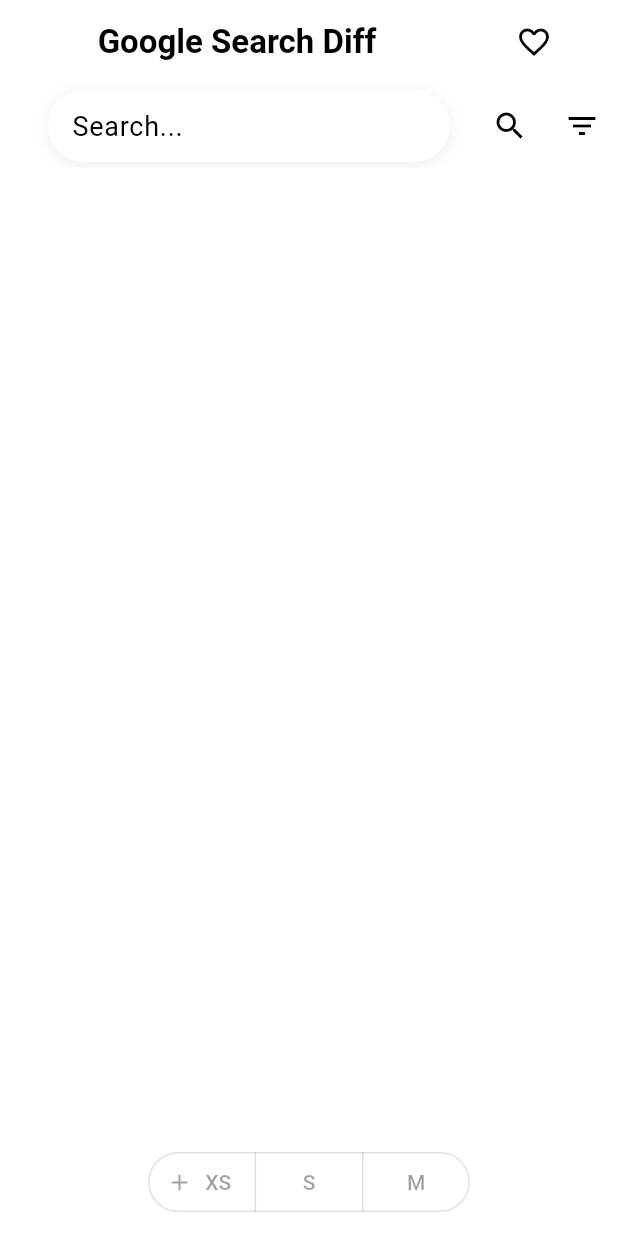
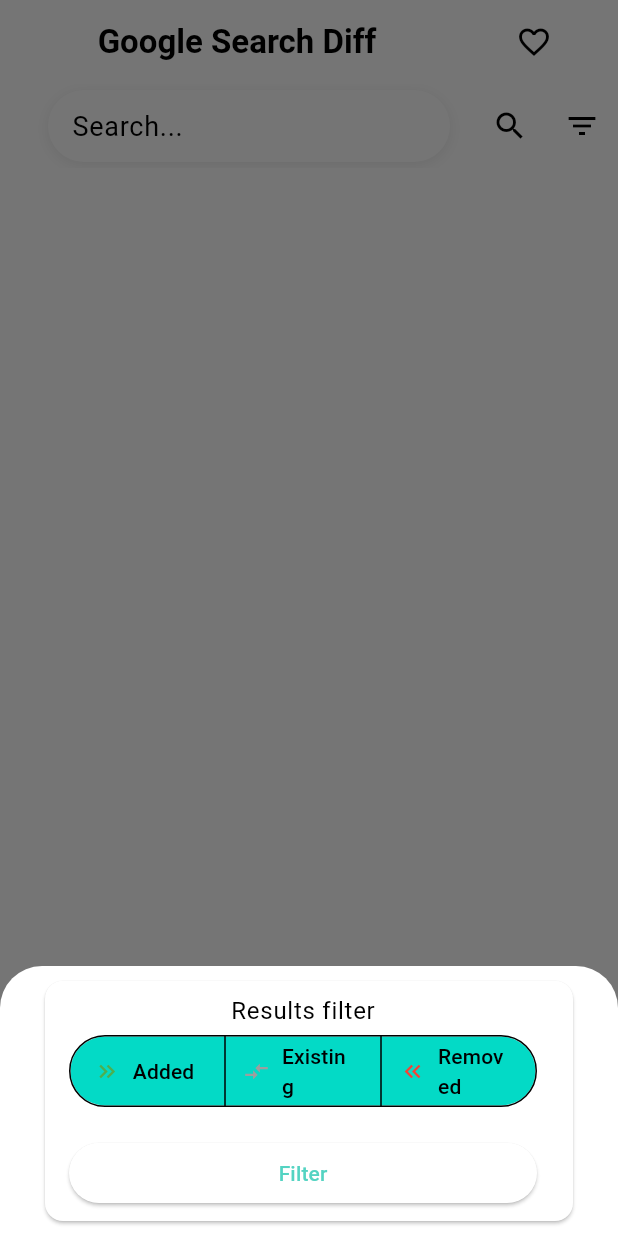
Before and after one commit to dachrisch/google-search-diff, a Flutter app: the screen it shows after launch, after a tap on the "filter list" icon, on a phone screen of 412 x 824 dp. Run offline on Flutter 3.47's test engine with Material 3 defaults, Android fonts, the phone set to English and light mode, and no system bars; our stand-ins replace lorem_ipsum; missing offline and left inert: fimber, localstore, relative_time; Roboto replaces fonts that are missing (WorkSans); statements that could not run were skipped.

Commit message:
filter view in bottomsheet

```diff
--- a/lib/view/saved_searched_badge_widget.dart
+++ b/lib/view/saved_searched_badge_widget.dart
@@ -25,6 +25,7 @@ class SavedSearchedBadgeWidget extends StatelessWidget {
             visible: searchResultsController.itemCount() > 0 &&
                 !searchResultsStore.has(searchResultsController.searchResults),
             child: FloatingActionButton.small(
+
                 onPressed: () {
                   if (kDebugMode) {
                     logger.d('saving ${searchResultsController.searchResults}');
--- a/lib/view/search_bar_appbar.dart
+++ b/lib/view/search_bar_appbar.dart
@@ -31,7 +31,6 @@ class _SearchBarWidgetView extends State<SearchBarAppBar> {
 
   @override
   void initState() {
-
     widget.searchBarController.addOnErrorListener((error) {
       showDialog(
           context: context,
@@ -82,26 +81,10 @@ class _SearchBarWidgetView extends State<SearchBarAppBar> {
             ),
             IconButton(
               icon: const Icon(Icons.filter_list),
-              onPressed: () => showBottomSheet(
+              onPressed: () => showModalBottomSheet(
                   context: context,
                   builder: (context) {
-                    return SizedBox(
-                        height: 60,
-                        child: Column(children: [
-                          SegmentedButton(
-                            segments: const <ButtonSegment>[
-                              ButtonSegment(
-                                  value: 1,
-                                  icon: Icon(Icons.add),
-                                  label: Text('XS')),
-                              ButtonSegment(value: 2, label: Text('S')),
-                              ButtonSegment(value: 3, label: Text('M')),
-                            ],
-                            emptySelectionAllowed: true,
-                            multiSelectionEnabled: true,
-                            selected: {},
-                          )
-                        ]));
+                    return const SearchResultFilterView();
                   }),
             )
           ]),
@@ -109,48 +92,60 @@ class _SearchBarWidgetView extends State<SearchBarAppBar> {
   }
 }
 
-class SearchResultsFilterChip extends StatelessWidget {
-  final SearchResultsStatus searchResultsStatus;
-  final BorderRadius borderRadius;
-
-  const SearchResultsFilterChip({
+class SearchResultFilterView extends StatefulWidget {
+  const SearchResultFilterView({
     super.key,
-    required this.searchResultsStatus,
-    required this.borderRadius,
   });
 
-  static left(SearchResultsStatus searchResultsStatus) {
-    return SearchResultsFilterChip(
-        searchResultsStatus: searchResultsStatus,
-        borderRadius: const BorderRadius.only(
-            topLeft: Radius.circular(20), bottomLeft: Radius.circular(20)));
-  }
+  @override
+  State<StatefulWidget> createState() => _SearchResultFilterViewState();
+}
 
-  static middle(SearchResultsStatus searchResultsStatus) {
-    return SearchResultsFilterChip(
-        searchResultsStatus: searchResultsStatus,
-        borderRadius: const BorderRadius.all(Radius.zero));
-  }
-
-  static right(SearchResultsStatus searchResultsStatus) {
-    return SearchResultsFilterChip(
-        searchResultsStatus: searchResultsStatus,
-        borderRadius: const BorderRadius.only(
-            topRight: Radius.circular(20), bottomRight: Radius.circular(20)));
-  }
+class _SearchResultFilterViewState extends State<SearchResultFilterView> {
+  Set<SearchResultsStatus> selected = SearchResultsStatus.values.toSet();
 
   @override
   Widget build(BuildContext context) {
-    return ChoiceChip(
-      materialTapTargetSize: MaterialTapTargetSize.shrinkWrap,
-      label: Text(searchResultsStatus.name),
-      shape: RoundedRectangleBorder(borderRadius: borderRadius),
-      selected: true,
-      showCheckmark: false,
-      avatar: Icon(
-        searchResultsStatus.icon,
-        color: searchResultsStatus.color[900],
-      ),
-    );
+    return Card(
+        margin: const EdgeInsets.only(left: 30, right: 30, bottom: 10, top: 10),
+        child: Wrap(children: [
+          ListTile(
+              title: const Center(child: Text('Results filter')),
+              subtitle: SegmentedButton<SearchResultsStatus>(
+                segments: <ButtonSegment<SearchResultsStatus>>[
+                  SearchResultsStatusButtonSegment(SearchResultsStatus.added),
+                  SearchResultsStatusButtonSegment(
+                      SearchResultsStatus.existing),
+                  SearchResultsStatusButtonSegment(SearchResultsStatus.removed),
+                ],
+                emptySelectionAllowed: true,
+                multiSelectionEnabled: true,
+                showSelectedIcon: false,
+                onSelectionChanged: (newSelection) {
+                  setState(() {
+                    selected = newSelection;
+                  });
+                },
+                selected: selected,
+              )),
+          ListTile(
+            title: ElevatedButton(
+              onPressed: () {},
+              child: Text('Filter'),
+            ),
+          )
+        ]));
   }
 }
+
+class SearchResultsStatusButtonSegment
+    extends ButtonSegment<SearchResultsStatus> {
+  SearchResultsStatusButtonSegment(SearchResultsStatus s)
+      : super(
+            value: s,
+            icon: Icon(
+              s.icon,
+              color: s.color,
+            ),
+            label: Text(s.name));
+}
```
Also changed, not shown: pubspec.lock.
